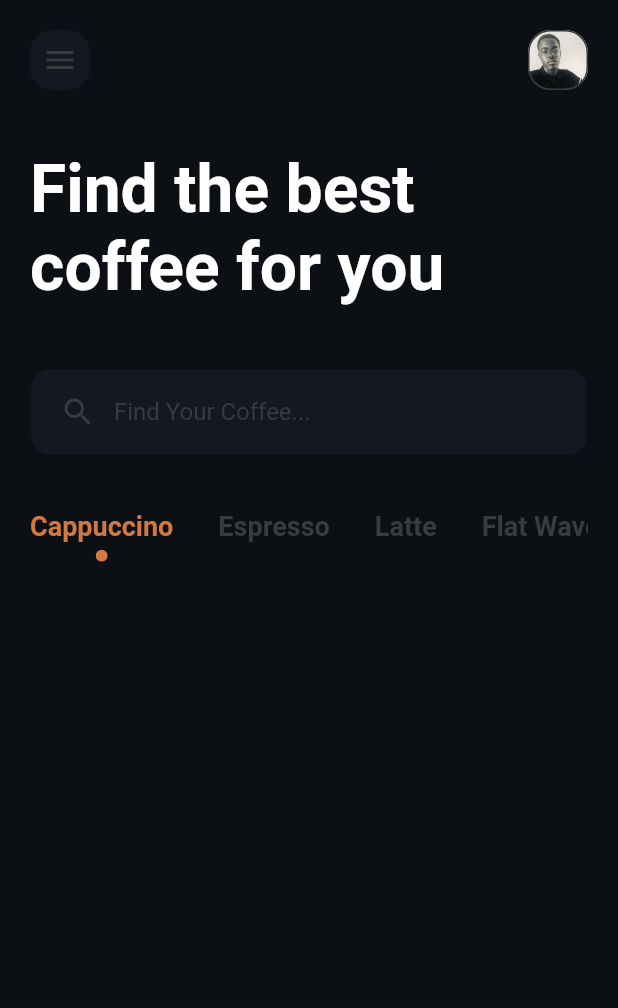
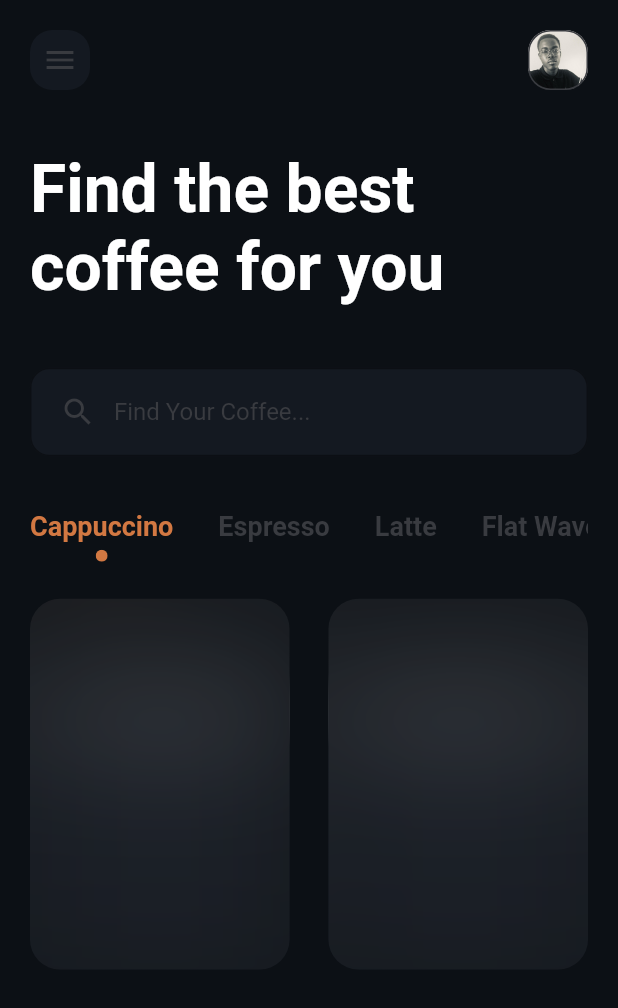
Before and after one commit to Wagner-Coche/coffee_ui_star, a Flutter app: the screen it shows after launch, on a phone screen of 412 x 824 dp. Shown: the top 1008 px of the screen. Run offline on Flutter 3.47's test engine with Material 2 defaults, Android fonts, the phone set to English and light mode, and no system bars.

Commit message:
created blur in cards - home screen

```diff
--- /dev/null
+++ b/lib/app/presenter/screens/home_screen/components/body_components/cards_coffee_body_component.dart
@@ -0,0 +1,20 @@
+import '../../widgets/card_coffee_widget.dart';
+import 'package:flutter/material.dart';
+
+class CardsCoffeeBodyComponent extends StatelessWidget {
+  const CardsCoffeeBodyComponent({Key? key}) : super(key: key);
+
+  @override
+  Widget build(BuildContext context) {
+    return Container(
+      margin: EdgeInsets.only(top: MediaQuery.of(context).size.height * .030),
+      child: Row(
+        mainAxisAlignment: MainAxisAlignment.spaceBetween,
+        children: const [
+          CardCoffeeWidget(),
+          CardCoffeeWidget()
+        ],
+      ),
+    );
+  }
+}
--- /dev/null
+++ b/lib/app/presenter/screens/home_screen/division/body_division/body_division_home_screen.dart
@@ -0,0 +1,21 @@
+import '../../components/body_components/cards_coffee_body_component.dart';
+import '../../components/body_components/description_body_component.dart';
+import '../../components/body_components/option_scroll_body_component.dart';
+import '../../components/body_components/textfield_search_body_component.dart';
+import 'package:flutter/material.dart';
+
+class BodyDivisionHomeScreen extends StatelessWidget {
+  const BodyDivisionHomeScreen({Key? key}) : super(key: key);
+
+  @override
+  Widget build(BuildContext context) {
+    return Column(
+      children: const <Widget>[
+        DescriptionBodyComponent(),
+        TextFieldSearchBodyComponent(),
+        OptionScrollBodyComponent(),
+        CardsCoffeeBodyComponent()
+      ],
+    );
+  }
+}
--- a/lib/app/presenter/screens/home_screen/division/header_division/header_division_home_screen.dart
+++ b/lib/app/presenter/screens/home_screen/division/header_division/header_division_home_screen.dart
@@ -1,6 +1,3 @@
-import '../../components/body_components/option_scroll_body_component.dart';
-import '../../components/body_components/textfield_search_body_component.dart';
-import '../../components/body_components/description_body_component.dart';
 import '../../components/header_components/row_icons_header_components.dart';
 import 'package:flutter/material.dart';
 
@@ -9,13 +6,6 @@ class HeaderDivisionHomeScreen extends StatelessWidget {
 
   @override
   Widget build(BuildContext context) {
-    return Column(
-      children: const <Widget>[
-        RowIconsHeaderComponents(),
-        DescriptionBodyComponent(),
-        TextFieldSearchBodyComponent(),
-        OptionScrollBodyComponent()
-      ]
-    );
+    return const RowIconsHeaderComponents();
   }
 }
--- a/lib/app/presenter/screens/home_screen/home_screen_widget.dart
+++ b/lib/app/presenter/screens/home_screen/home_screen_widget.dart
@@ -1,3 +1,4 @@
+import '../home_screen/division/body_division/body_division_home_screen.dart';
 import '../home_screen/division/header_division/header_division_home_screen.dart';
 import 'package:flutter/material.dart';
 
@@ -10,7 +11,8 @@ class HomeScreenWidget extends StatelessWidget {
       margin: const EdgeInsets.only(left: 20, right: 20, top: 20),
       child: Column(
         children: const <Widget>[
-          HeaderDivisionHomeScreen()
+          HeaderDivisionHomeScreen(),
+          BodyDivisionHomeScreen(),
         ]
       )
     );
--- /dev/null
+++ b/lib/app/presenter/screens/home_screen/widgets/card_coffee_widget.dart
@@ -0,0 +1,54 @@
+import 'dart:ui';
+
+import '../../../utils/color_utils.dart';
+import 'package:flutter/material.dart';
+
+class CardCoffeeWidget extends StatelessWidget {
+  const CardCoffeeWidget({Key? key}) : super(key: key);
+
+  @override
+  Widget build(BuildContext context) {
+    const double blur = 40;
+
+    return Stack(
+      alignment: Alignment.center,
+      children: [
+        Container(
+          height: MediaQuery.of(context).size.height * .3,
+          width: MediaQuery.of(context).size.width * .42,
+          decoration: BoxDecoration(
+            borderRadius: const BorderRadius.all(Radius.circular(20)),
+            gradient: LinearGradient(
+              colors: [
+                Colors.white.withOpacity(.01),
+                Colors.white.withOpacity(.01),
+                ColorUtils.colorUtils.secondColor,
+                ColorUtils.colorUtils.secondColor,
+                ColorUtils.colorUtils.secondColor,
+                ColorUtils.colorUtils.secondColor,
+              ],
+              begin: Alignment.topCenter,
+              end: Alignment.bottomCenter
+            )
+          ),
+        ),
+        ClipRRect(
+          borderRadius: BorderRadius.circular(20),
+          child: BackdropFilter(
+            filter: ImageFilter.blur(sigmaX: blur, sigmaY: blur),
+            child: Container(
+              decoration: BoxDecoration(
+                color: ColorUtils.colorUtils.thirdColor.withOpacity(.2),
+                borderRadius: const BorderRadius.all(Radius.circular(20)),
+              ),
+              child: SizedBox(
+                height: MediaQuery.of(context).size.height * .3,
+                width: MediaQuery.of(context).size.width * .42,
+              ),
+            ),
+          ),
+        ),
+      ],
+    );
+  }
+}
--- a/lib/app/presenter/utils/color_utils.dart
+++ b/lib/app/presenter/utils/color_utils.dart
@@ -8,5 +8,6 @@ class ColorUtils {
   Color thirdColor = const Color(0xff393b40);
   Color orangeColor = const Color(0xffd27842);
   Color blackColor = Colors.black;
+  Color black54Color = Colors.black54;
   Color whiteColor = Colors.white;
 }
```
